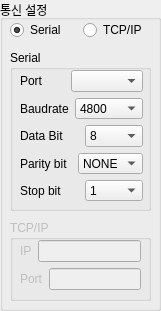
First picture: the form in src/widgets/communicationWidgets/ui.ui, repository RavenKyu/DataPort, before the edit.
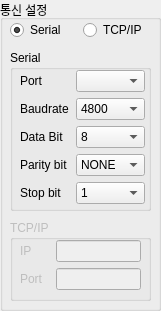
Second picture: the form after the edit.

What changed in the file:
```diff
--- a/src/widgets/communicationWidgets/ui.ui
+++ b/src/widgets/communicationWidgets/ui.ui
@@ -48,8 +48,8 @@
       <rect>
        <x>10</x>
        <y>20</y>
-       <width>123</width>
-       <height>131</height>
+       <width>125</width>
+       <height>136</height>
       </rect>
      </property>
      <layout class="QVBoxLayout" name="verticalLayout">
@@ -57,13 +57,38 @@
        <layout class="QHBoxLayout" name="horizontalLayout">
         <item>
          <widget class="QLabel" name="label">
+          <property name="minimumSize">
+           <size>
+            <width>50</width>
+            <height>0</height>
+           </size>
+          </property>
+          <property name="maximumSize">
+           <size>
+            <width>45</width>
+            <height>16777215</height>
+           </size>
+          </property>
           <property name="text">
            <string>Port</string>
           </property>
          </widget>
         </item>
         <item>
-         <widget class="QComboBox" name="cb_comPort"/>
+         <widget class="QComboBox" name="cb_comPort">
+          <property name="minimumSize">
+           <size>
+            <width>65</width>
+            <height>0</height>
+           </size>
+          </property>
+          <property name="maximumSize">
+           <size>
+            <width>16777215</width>
+            <height>16777215</height>
+           </size>
+          </property>
+         </widget>
         </item>
        </layout>
       </item>
@@ -71,6 +96,18 @@
        <layout class="QHBoxLayout" name="horizontalLayout_2">
         <item>
          <widget class="QLabel" name="label_2">
+          <property name="minimumSize">
+           <size>
+            <width>50</width>
+            <height>0</height>
+           </size>
+          </property>
+          <property name="maximumSize">
+           <size>
+            <width>45</width>
+            <height>16777215</height>
+           </size>
+          </property>
           <property name="text">
            <string>Baudrate</string>
           </property>
@@ -78,6 +115,18 @@
         </item>
         <item>
          <widget class="QComboBox" name="cb_baudrate">
+          <property name="minimumSize">
+           <size>
+            <width>65</width>
+            <height>0</height>
+           </size>
+          </property>
+          <property name="maximumSize">
+           <size>
+            <width>16777215</width>
+            <height>16777215</height>
+           </size>
+          </property>
           <item>
            <property name="text">
             <string>4800</string>
@@ -111,6 +160,18 @@
        <layout class="QHBoxLayout" name="horizontalLayout_6">
         <item>
          <widget class="QLabel" name="label_6">
+          <property name="minimumSize">
+           <size>
+            <width>50</width>
+            <height>0</height>
+           </size>
+          </property>
+          <property name="maximumSize">
+           <size>
+            <width>45</width>
+            <height>16777215</height>
+           </size>
+          </property>
           <property name="text">
            <string>Data Bit</string>
           </property>
@@ -118,6 +179,18 @@
         </item>
         <item>
          <widget class="QComboBox" name="cb_dataBit">
+          <property name="minimumSize">
+           <size>
+            <width>65</width>
+            <height>0</height>
+           </size>
+          </property>
+          <property name="maximumSize">
+           <size>
+            <width>16777215</width>
+            <height>16777215</height>
+           </size>
+          </property>
           <item>
            <property name="text">
             <string>8</string>
@@ -131,6 +204,18 @@
        <layout class="QHBoxLayout" name="horizontalLayout_4">
         <item>
          <widget class="QLabel" name="label_4">
+          <property name="minimumSize">
+           <size>
+            <width>50</width>
+            <height>0</height>
+           </size>
+          </property>
+          <property name="maximumSize">
+           <size>
+            <width>45</width>
+            <height>16777215</height>
+           </size>
+          </property>
           <property name="text">
            <string>Parity bit</string>
           </property>
@@ -138,6 +223,12 @@
         </item>
         <item>
          <widget class="QComboBox" name="cb_parityBit">
+          <property name="minimumSize">
+           <size>
+            <width>65</width>
+            <height>0</height>
+           </size>
+          </property>
           <item>
            <property name="text">
             <string>NONE</string>
@@ -161,6 +252,18 @@
        <layout class="QHBoxLayout" name="horizontalLayout_3">
         <item>
          <widget class="QLabel" name="label_3">
+          <property name="minimumSize">
+           <size>
+            <width>50</width>
+            <height>0</height>
+           </size>
+          </property>
+          <property name="maximumSize">
+           <size>
+            <width>45</width>
+            <height>16777215</height>
+           </size>
+          </property>
           <property name="text">
            <string>Stop bit</string>
           </property>
@@ -168,6 +271,12 @@
         </item>
         <item>
          <widget class="QComboBox" name="cb_stopBit">
+          <property name="minimumSize">
+           <size>
+            <width>65</width>
+            <height>0</height>
+           </size>
+          </property>
           <item>
            <property name="text">
             <string>1</string>
@@ -217,7 +326,7 @@
        <x>10</x>
        <y>20</y>
        <width>121</width>
-       <height>51</height>
+       <height>52</height>
       </rect>
      </property>
      <layout class="QVBoxLayout" name="verticalLayout_3">
@@ -225,6 +334,18 @@
        <layout class="QHBoxLayout" name="horizontalLayout_7">
         <item>
          <widget class="QLabel" name="label_7">
+          <property name="minimumSize">
+           <size>
+            <width>30</width>
+            <height>0</height>
+           </size>
+          </property>
+          <property name="maximumSize">
+           <size>
+            <width>50</width>
+            <height>16777215</height>
+           </size>
+          </property>
           <property name="text">
            <string>IP</string>
           </property>
@@ -243,6 +364,12 @@
        <layout class="QHBoxLayout" name="horizontalLayout_8">
         <item>
          <widget class="QLabel" name="label_8">
+          <property name="minimumSize">
+           <size>
+            <width>30</width>
+            <height>0</height>
+           </size>
+          </property>
           <property name="text">
            <string>Port</string>
           </property>
```
Left out of the diff: 12 changed lines with no effect on the pictures.
